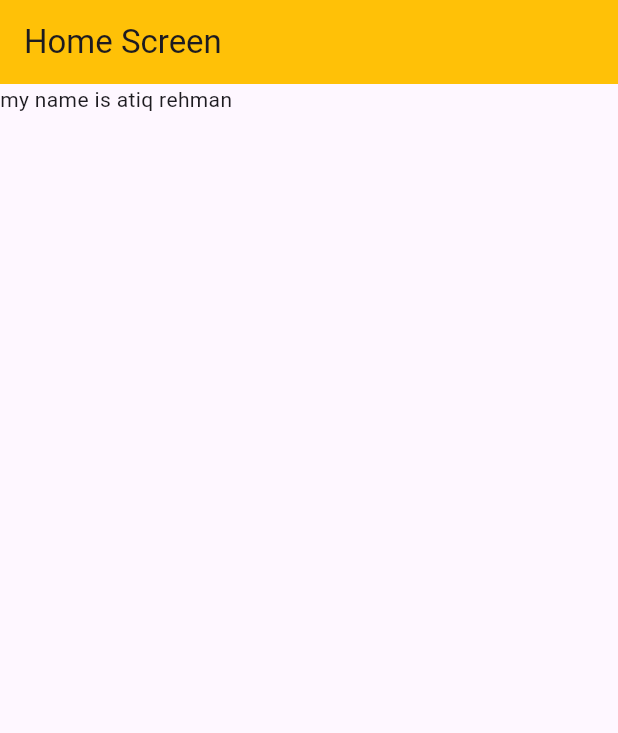
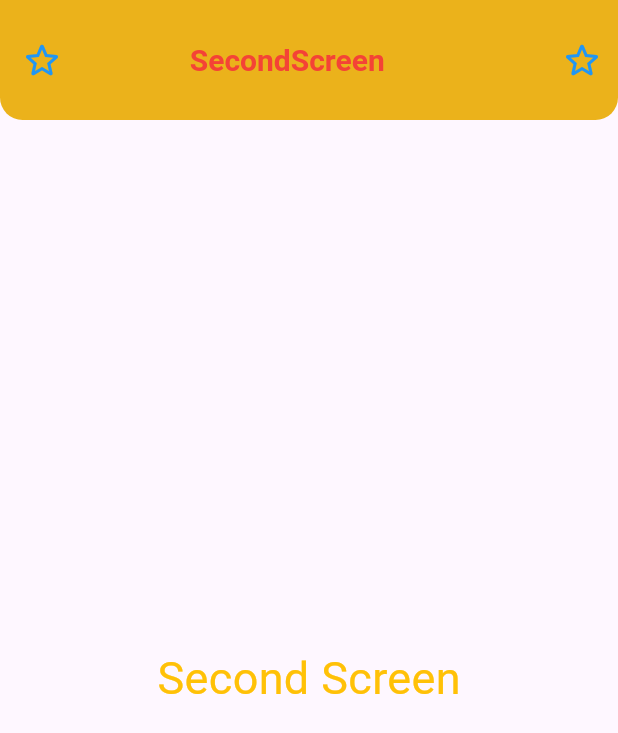
Before and after one commit to Atiqrehman3054/flutter_course, a Flutter app: the screen it shows after launch, on a phone screen of 412 x 824 dp. Shown: the top 733 px of the screen. Run offline on Flutter 3.47's test engine with Material 3 defaults, Android fonts, the light colour scheme and no system bars.

Commit message:
push to main

```diff
--- a/lib/firstScreen.dart
+++ b/lib/firstScreen.dart
@@ -8,10 +8,174 @@ class HomeScreen extends StatelessWidget {
   Widget build(BuildContext context) {
     return Scaffold(
         appBar: AppBar(
-          title: Text("Home Screen"),
+          title: const Text("Home Screen"),
           backgroundColor: Colors.amber,
         ),
         body: SafeArea(child: Text("my name is atiq rehman")) ,
 );
   }
 }
+
+//  In Flutter, runApp()
+// is a function used to run the root widget of your application.
+// It takes a widget as its argument, typically the top-level widget of your application,
+//  This function is called within the main() function of your Dart code.
+
+
+// MaterialApp:
+// MaterialApp is the root widget of a Flutter application that configures
+//  the overall look and feel of the app based on the Material Design guidelines.
+
+
+// stateless wisget
+// A stateless widget in Flutter is a widget that doesn't have any changable state.
+// This means that once a stateless widget is built, its properties cannot be changed.
+
+
+// Scaffold:
+// Scaffold is a widget that provides a layout structure for the basic material design visual layout structure.
+// It typically includes app bars, drawers, bottom navigation, and floating action buttons.
+
+
+// SafeArea
+// SafeArea widget in Flutter is used to ensure that its child widgets are positioned within the safe area of the device's screen.
+// The safe area is the portion of the screen that is not obscured by system UI elements like the status bar,
+// navigation bar, or notches on some devices.
+
+
+// AppBar:
+// AppBar is a material design widget used to display a toolbar at the top of the app.
+
+
+
+// Text
+// Text widget is used to display a piece of text on the screen.
+// It's a fundamental widget for showing text in various styles, sizes, and colors.
+
+
+
+//  Icon
+// Icon widget is used to display icons in your application.
+// Icons are graphical symbols used to represent various actions,
+// items, or concepts visually. The Icon widget provides a convenient
+// way to include icons within your UI.
+
+
+// Center
+// Center widget is used to center its child widget both vertically and horizontally within the parent widget.
+// It takes a single child widget and positions it at the center of the available space.
+
+
+
+// drawer
+// Set the drawer property of the Scaffold to a Drawer widget.
+
+
+
+
+
+
+
+//  Text(
+//   'Hello, Flutter!',
+//   style: TextStyle(
+//     color: Colors.blue, // Text color
+//     fontSize: 20, // Font size
+//     fontWeight: FontWeight.bold, // Font weight
+//     fontStyle: FontStyle.italic, // Font style
+//     letterSpacing: 2.5, // Letter spacing
+//     wordSpacing: 2, // Word spacing
+//     backgroundColor: Colors.yellow, // Background color behind the text
+//     decoration: TextDecoration.underline, // Text decoration (underline)
+//     decorationColor: Colors.red, // Decoration color
+//     decorationStyle: TextDecorationStyle.dotted, // Decoration style
+//     decorationThickness: 2, // Thickness of the decoration
+//     fontFamily: 'Roboto', // Font family
+//   ),
+
+//   textAlign: TextAlign.center, // Text alignment]
+//   overflow: TextOverflow.ellipsis, // Text overflow behavior (ellipsis)
+//  // Scaling factor for the text size
+//   maxLines: 2, // Maximum number of lines before text truncation
+// ),
+
+
+
+
+// import 'package:flutter/material.dart';
+
+// class MyApp extends StatelessWidget {
+//   @override
+//   Widget build(BuildContext context) {
+//     return MaterialApp(
+//       home: Scaffold(
+//         appBar: AppBar(
+
+//           title: Text('My App'),
+//           centerTitle: true, // Center the title horizontally
+//           backgroundColor: Colors.blue, // Background color of the app bar
+//           elevation: 4, // Elevation (shadow) of the app bar
+//           leading: IconButton( // Widget to display at the start of the app bar
+//             icon: Icon(Icons.menu), // Icon for the leading widget
+//             onPressed: () {
+//               // Action to perform when the leading widget is tapped
+//             },
+//           ),
+//           actions: <Widget>[ // Widgets to display at the end of the app bar
+//             IconButton(
+//               icon: Icon(Icons.search),
+//               onPressed: () {
+//                 // Action to perform when the search icon is tapped
+//               },
+//             ),
+//             IconButton(
+//               icon: Icon(Icons.more_vert),
+//               onPressed: () {
+//                 // Action to perform when the more icon is tapped
+//               },
+//             ),
+//           ],
+//           // automaticallyImplyLeading: true, // Whether to automatically add a leading widget (default: true)
+//           toolbarHeight: 80, // Height of the app bar (default: kToolbarHeight = 56)
+//           titleSpacing: 20, // Spacing around the title (default: NavigationToolbar.kMiddleSpacing = 16)
+//           shape: RoundedRectangleBorder( // Shape of the app bar (default: RoundedRectangleBorder with a bottom radius of 0)
+//             borderRadius: BorderRadius.circular(10),
+//           ),
+
+//         ),
+//         drawer: Drawer(
+//         child: ListView(
+//           padding: EdgeInsets.zero,
+//           children: <Widget>[
+//             DrawerHeader(
+//               decoration: BoxDecoration(
+//                 color: Colors.blue,
+//               ),
+//               child: Text(
+//                 'Drawer Header',
+//                 style: TextStyle(
+//                   color: Colors.white,
+//                   fontSize: 24,
+//                 ),
+//               ),
+//             ),
+//             ListTile(
+//               title: Text('Item 1'),
+//               onTap: () {
+//                 // Handle item 1 tap
+//               },
+//             ),
+//             ListTile(
+//               title: Text('Item 2'),
+//               onTap: () {
+//                 // Handle item 2 tap
+//               },
+//             ),
+//           ],
+//         ),
+//       ),
+//   body: Center(child: Text('Hello, World!')),
+//       ),
+//     );
+//   }
+// }
--- a/lib/main.dart
+++ b/lib/main.dart
@@ -1,8 +1,9 @@
 import 'package:flutter/material.dart';
 import 'package:flutterui/firstScreen.dart';
+import 'package:flutterui/scondScreen.dart';
 
 main() {
-  runApp(const MyApp());
+  runApp( const MyApp());
 }
 
 
@@ -11,10 +12,11 @@ class MyApp extends StatelessWidget {
 
   @override
   Widget build(BuildContext context) {
-    return  const MaterialApp(
-      // title:  "FLutter UI",
+    return  MaterialApp(
+      title:  "FLutter UI",
       debugShowCheckedModeBanner: false,
-      home: HomeScreen(),
+      home: SecondScreen()
+
 );
   }
 }
--- /dev/null
+++ b/lib/scondScreen.dart
@@ -0,0 +1,69 @@
+import 'dart:developer';
+
+import 'package:flutter/material.dart';
+
+class SecondScreen extends StatelessWidget {
+  SecondScreen({super.key});
+  // double iconSize = 50;
+  TextStyle text_style = const TextStyle(
+      fontSize: 25,
+      wordSpacing: 20,
+      // letterSpacing: 20,
+      fontWeight: FontWeight.bold,
+      color: Colors.amber,
+      backgroundColor: Colors.red,
+      decoration: TextDecoration.underline,
+      decorationStyle: TextDecorationStyle.dashed,
+      decorationColor: Colors.white);
+  @override
+  Widget build(BuildContext context) {
+    return Scaffold(
+      appBar: AppBar(
+        titleSpacing: 70.5,
+        elevation: 10,
+        // centerTitle: true,
+        leading: const Icon(
+          Icons.star_outline_rounded,
+          // size: 55,
+          // color: Colors.red,
+        ),
+        iconTheme: const IconThemeData(size: 30, color: Colors.blue),
+        actions: [
+          IconButton(
+              onPressed: () {
+                log("here is start icon");
+              },
+              icon: const Icon(Icons.star_outline_rounded))
+        ],
+        toolbarHeight: 80,
+        backgroundColor: Colors.amber,
+        title: Text(
+          "SecondScreen",
+            style: styleFun(fontSize: 20, fontWeight: FontWeight.bold, color: Colors.red),
+          // style: text_style.copyWith(
+          //     color: Colors.black, backgroundColor: Colors.blue),
+        ),
+        shape: const RoundedRectangleBorder(
+            borderRadius: BorderRadius.only(
+          bottomRight: Radius.circular(15),
+          bottomLeft: Radius.circular(15),
+        )),
+      ),
+      body: Center(
+          child: Text(
+        "Second Screen",
+        // style: text_style,
+        style: styleFun(fontSize: 30,fontWeight: FontWeight.normal, color: Colors.amber),
+      )),
+    );
+  }
+}
+
+TextStyle styleFun({FontWeight? fontWeight, double fontSize = 0.0, Color? color}) {
+  return TextStyle(
+   fontWeight:  fontWeight,
+   fontSize: fontSize,
+   color: color,
+
+);
+}
```
